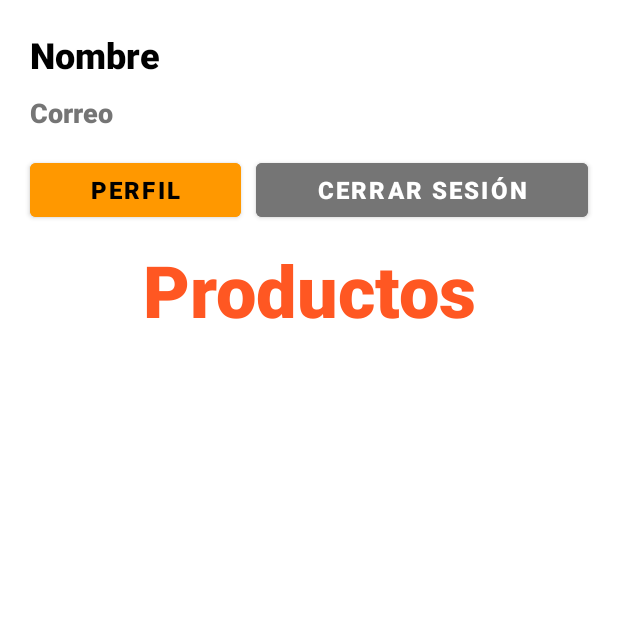
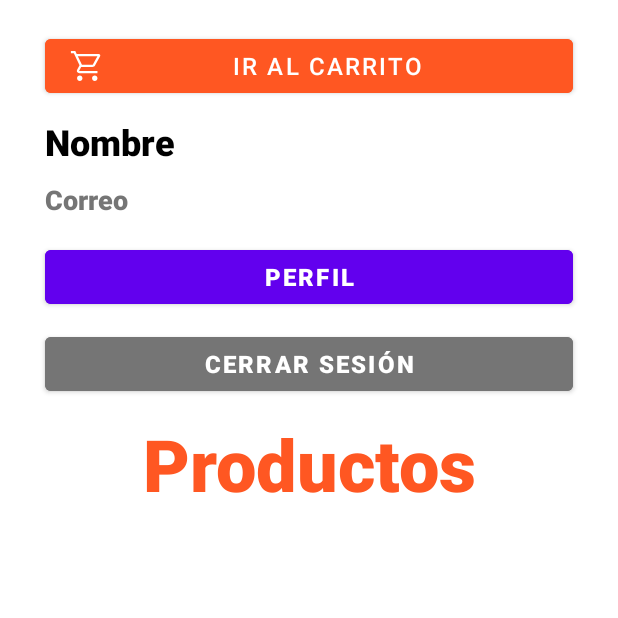
Before and after one commit to iamjamtt/ProyectoGrupo07, an Android app: the HomeActivity screen opened directly, with no data from a screen before it, on a phone screen of 412 x 824 dp, the top half of it. Run offline under Robolectric (Android 15) with nearby library versions, the phone set to English and light mode, and no system bars; pictures from the network do not load; 1 statement that could not run was skipped.

Commit message:
VISTA DE PERFIL DEL USUARIO, DISEÑO Y FUNCIONALIDAD

```diff
--- a/app/src/main/AndroidManifest.xml
+++ b/app/src/main/AndroidManifest.xml
@@ -6,7 +6,6 @@
 
     <application
         android:allowBackup="true"
-        android:usesCleartextTraffic="true"
         android:dataExtractionRules="@xml/data_extraction_rules"
         android:fullBackupContent="@xml/backup_rules"
         android:icon="@drawable/ic_icon_background"
@@ -14,12 +13,14 @@
         android:roundIcon="@mipmap/ic_launcher_round"
         android:supportsRtl="true"
         android:theme="@style/Theme.ProyectoGrupo07"
+        android:usesCleartextTraffic="true"
         tools:targetApi="31">
         <activity
             android:name=".LoginActivity"
             android:exported="true">
             <intent-filter>
                 <action android:name="android.intent.action.MAIN" />
+
                 <category android:name="android.intent.category.LAUNCHER" />
             </intent-filter>
         </activity>
@@ -30,6 +31,9 @@
             android:name=".HomeActivity"
             android:exported="true" />
         <activity
+            android:name=".PerfilActivity"
+            android:exported="true" />
+        <activity
             android:name=".CarritoCompra"
             android:exported="true" />
         <activity
--- a/app/src/main/java/com/example/proyectogrupo07/HomeActivity.java
+++ b/app/src/main/java/com/example/proyectogrupo07/HomeActivity.java
@@ -27,7 +27,7 @@ public class HomeActivity extends AppCompatActivity {
     private List<Producto> listaProductos;
 
     TextView tvNombre, tvCorreo;
-    private Button btnCerrarSesion;
+    private Button btnCerrarSesion, btnPerfil;
 
     @Override
     protected void onCreate(Bundle savedInstanceState) {
@@ -36,6 +36,7 @@ public class HomeActivity extends AppCompatActivity {
 
         // Inicializar el botón y obtener los datos del login y guardarlos en SharedPreferences
         btnCerrarSesion = findViewById(R.id.btnLogout);
+        btnPerfil = findViewById(R.id.btnPerfil);
         tvNombre = findViewById(R.id.tvNombreHombe);
         tvCorreo = findViewById(R.id.tvCorreoHome);
         obtenerDatos();
@@ -64,6 +65,14 @@ public class HomeActivity extends AppCompatActivity {
                 // Redirigir al login
                 viewLogin();
                 finish();
+            }
+        });
+
+        // Ver perfil
+        btnPerfil.setOnClickListener(new View.OnClickListener() {
+            @Override
+            public void onClick(View view) {
+                viewPerfil();
             }
         });
     }
@@ -109,10 +118,15 @@ public class HomeActivity extends AppCompatActivity {
 
         if (usuario_id != 0 && nombre != null && apellido != null && correo != null) {
             // Mostrar los datos en los TextView
-            tvNombre.setText(nombre + " " + apellido);
-            tvCorreo.setText(correo);
+            tvNombre.setText("Usuario: " + nombre + " " + apellido);
+            tvCorreo.setText("Correo: " + correo);
         } else {
             Toast.makeText(this, "Error al obtener los datos", Toast.LENGTH_SHORT).show();
         }
     }
+
+    private void viewPerfil() {
+        Intent intent = new Intent(this, PerfilActivity.class);
+        startActivity(intent);
+    }
 }
--- a/app/src/main/res/layout/activity_home.xml
+++ b/app/src/main/res/layout/activity_home.xml
@@ -11,12 +11,30 @@
         android:layout_height="match_parent"
         android:orientation="vertical"
         tools:ignore="MissingConstraints,TextSizeCheck"
+        android:paddingStart="10dp"
+        android:paddingEnd="10dp"
         tools:layout_editor_absoluteX="1dp"
         tools:layout_editor_absoluteY="1dp">
 
         <Space
             android:layout_width="match_parent"
             android:layout_height="20dp" />
+
+        <Button
+            android:id="@+id/btnCarritoHome"
+            android:layout_width="match_parent"
+            android:layout_height="wrap_content"
+            android:layout_marginLeft="20dp"
+            android:layout_marginRight="20dp"
+            android:backgroundTint="@color/colorButton"
+            android:text="@string/btnCarrito"
+            android:textSize="16sp"
+            app:icon="@drawable/icon_carrito"
+            app:iconPadding="0sp" />
+
+        <Space
+            android:layout_width="match_parent"
+            android:layout_height="10dp" />
 
         <TextView
             android:id="@+id/tvNombreHombe"
@@ -53,36 +71,31 @@
         <LinearLayout
             android:layout_width="match_parent"
             android:layout_height="wrap_content"
-            android:orientation="horizontal">
+            android:orientation="vertical">
 
             <Button
                 android:id="@+id/btnPerfil"
-                android:layout_width="wrap_content"
+                android:layout_width="match_parent"
                 android:layout_height="wrap_content"
+                android:layout_marginBottom="10dp"
+                android:layout_marginHorizontal="20dp"
                 android:layout_weight="1"
-                android:layout_marginStart="20dp"
-                android:backgroundTint="@color/colorTitle"
+                android:backgroundTint="@color/colorPrimary"
                 android:text="@string/btnPerfil"
-                android:textColor="@color/black"
+                android:textColor="@color/colorBackground"
                 android:textSize="16sp"
                 android:textStyle="bold"
-                app:iconTint="@color/colorAccent"
                 app:rippleColor="@color/colorButton"
                 tools:ignore="VisualLintButtonSize" />
 
-            <Space
-                android:layout_width="10dp"
-                android:layout_height="wrap_content"
-                android:layout_weight="0" />
-
             <Button
                 android:id="@+id/btnLogout"
-                android:layout_width="wrap_content"
+                android:layout_width="match_parent"
                 android:layout_height="wrap_content"
+                android:layout_marginHorizontal="20dp"
                 android:layout_weight="1"
                 android:backgroundTint="@color/colorTextSecondary"
                 android:fontFamily="sans-serif-medium"
-                android:layout_marginEnd="20dp"
                 android:text="@string/btnLogout"
                 android:textColor="@color/colorBackground"
                 android:textSize="16sp"
--- a/app/src/main/res/layout/list_products.xml
+++ b/app/src/main/res/layout/list_products.xml
@@ -6,6 +6,9 @@
     android:layout_width="match_parent"
     android:layout_height="wrap_content"
     android:animateLayoutChanges="true"
+    android:foreground="?android:attr/selectableItemBackground"
+    android:clickable="true"
+    android:focusable="true"
     app:cardCornerRadius="10dp"
     app:cardElevation="5dp"
     app:cardMaxElevation="5dp"
--- a/app/src/main/res/values/strings.xml
+++ b/app/src/main/res/values/strings.xml
@@ -13,6 +13,11 @@
     <string name="tvCorreoPlaceholders">Correo</string>
     <string name="btnPerfil">Perfil</string>
     <string name="btnLogout">Cerrar Sesión</string>
+    <string name="tvTituloPerfil">Datos de Usuario</string>
+    <string name="tvNombrePerfil">Nombre: </string>
+    <string name="tvApellidoPerfil">Apellido: </string>
+    <string name="tvCorreoPerfil">Correo: </string>
+    <string name="btnRegresarPerfil">Regresar</string>
 
     <!-- Strings for the Home Ramita Isabel -->
     <string name="tvTituloLogin">Iniciar Sesión</string>
```
Also changed, not shown: app/src/main/java/com/example/proyectogrupo07/MyAdapter.java (+20 -1 lines), app/src/main/java/com/example/proyectogrupo07/PerfilActivity.java (added, +64 -0 lines), app/src/main/res/layout/activity_detalle_producto.xml (+10 -10 lines), app/src/main/res/layout/activity_perfil.xml (added, +79 -0 lines).
